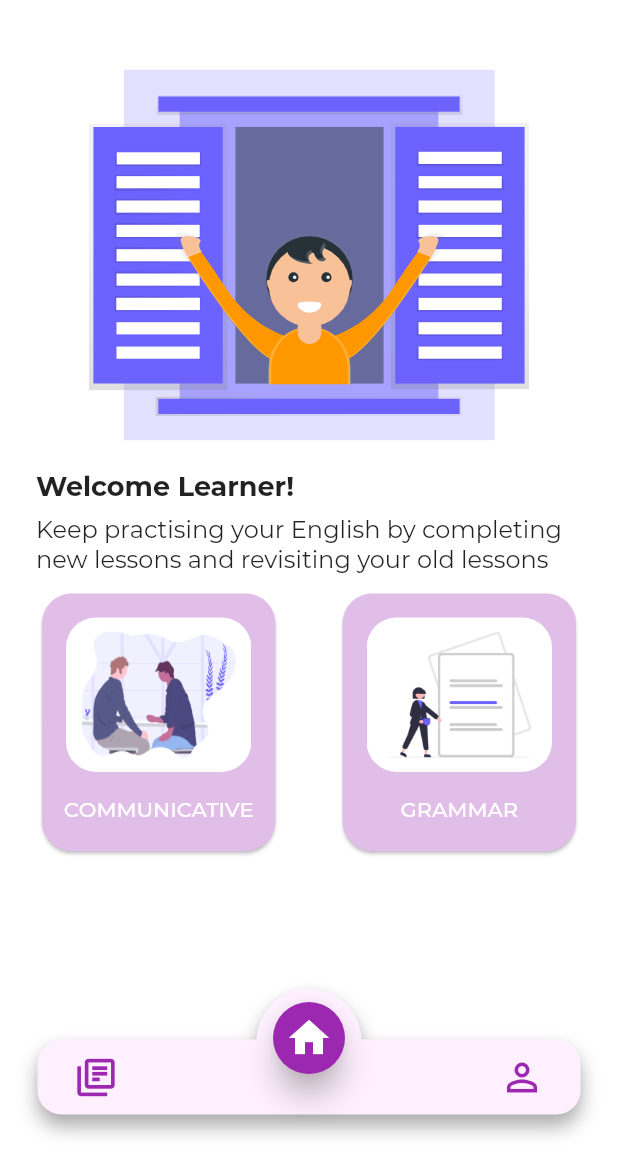
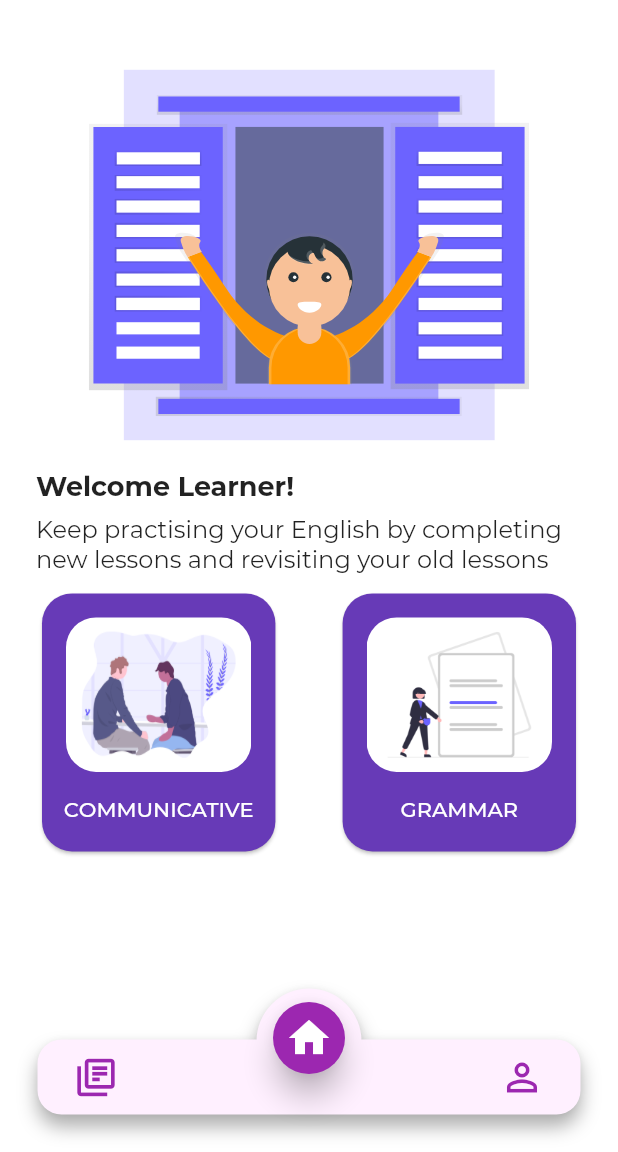
Before and after one commit to Vasha-Shikkha/mobile_application, a Flutter app: the HomeScreen screen opened by its route, on a phone screen of 412 x 824 dp, the part 84-1236 px from its top. Run offline on Flutter 3.47's test engine with Material 2 defaults, Android fonts, the phone set to English and light mode, and no system bars; our stand-ins replace connectivity_plus, dio, firebase_core, flutter_spinkit, flutter_svg, flutter_widget_from_html_core and 4 more; missing offline and left inert: flutter_animated_dialog; accounts and stored records are empty; project files that could hold a hidden picture were left out.

Commit message:
Update colors in custom theme and other widgets

```diff
--- a/lib/style/custom_theme.dart
+++ b/lib/style/custom_theme.dart
@@ -5,9 +5,15 @@ ThemeData customThemeData = ThemeData(
   brightness: Brightness.light,
   fontFamily: 'Montserrat',
   visualDensity: VisualDensity.adaptivePlatformDensity,
-  primaryColorDark: Color(0xFF9E63FF),
-  primaryColorLight: Color(0xFFCEAFFF),
-  accentColor: Color(0xFFFFB8B8),
+  primaryColorDark: Colors.deepPurple,
+  primaryColorLight: Colors.purple,
+  accentColor: Colors.pink.shade50,
+  errorColor: Colors.redAccent.shade400,
+  disabledColor: Colors.purple.shade50,
+
+  // primaryColorDark: Color(0xFF9E63FF),
+  // primaryColorLight: Color(0xFFCEAFFF),
+  // accentColor: Color(0xFFFFB8B8),
   scrollbarTheme: ScrollbarThemeData(
     trackColor: MaterialStateProperty.all(Color(0xFF9E63FF)),
     thumbColor: MaterialStateProperty.all(Color(0xFFFFB8B8)),
--- a/lib/ui/base/bottom_navbar.dart
+++ b/lib/ui/base/bottom_navbar.dart
@@ -28,7 +28,7 @@ class BottomNavbar extends StatelessWidget {
               alignment: Alignment.centerLeft,
               child: IconButton(
                 iconSize: 30,
-                color: Colors.purple,
+                color: Theme.of(context).primaryColorLight,
                 onPressed: () {
                   if (!_checkIfSameRoute(context, Flashcard.route)) {
                     Navigator.of(context).pushNamed(Flashcard.route);
@@ -45,7 +45,7 @@ class BottomNavbar extends StatelessWidget {
                 color: Colors.transparent,
                 elevation: 8,
                 child: CircleAvatar(
-                  backgroundColor: Colors.purple,
+                  backgroundColor: Theme.of(context).primaryColorLight,
                   radius: 24,
                   child: IconButton(
                     iconSize: 32,
@@ -66,7 +66,7 @@ class BottomNavbar extends StatelessWidget {
               alignment: Alignment.centerRight,
               child: IconButton(
                 iconSize: 30,
-                color: Colors.purple,
+                color: Theme.of(context).primaryColorLight,
                 onPressed: () {
                   if (!_checkIfSameRoute(context, ProfileScreen.route)) {
                     Navigator.of(context).pushNamed(ProfileScreen.route);
--- a/lib/ui/home/home_screen.dart
+++ b/lib/ui/home/home_screen.dart
@@ -17,7 +17,7 @@ class HomeScreen extends StatelessWidget {
         title: Text(
           'VASHA SHIKKHA',
           style: TextStyle(
-            color: Colors.purple,
+            color: Theme.of(context).primaryColorLight,
             fontSize: 24,
           ),
         ),
@@ -92,7 +92,7 @@ class TopicCard extends StatelessWidget {
         );
       },
       child: Card(
-        color: Colors.purple.shade100,
+        color: Theme.of(context).primaryColorDark,
         shape: RoundedRectangleBorder(
           borderRadius: BorderRadius.circular(20),
         ),
--- a/lib/ui/login/login_form.dart
+++ b/lib/ui/login/login_form.dart
@@ -171,11 +171,11 @@ class _LoginFormState extends State<LoginForm> {
               Container(
                 margin: EdgeInsets.only(top: 220.0),
                 decoration: new BoxDecoration(
-                  color: Theme.of(context).primaryColorDark,
+                  color: Theme.of(context).primaryColorLight,
                   borderRadius: BorderRadius.all(Radius.circular(5.0)),
                   boxShadow: <BoxShadow>[
                     BoxShadow(
-                      color: Theme.of(context).primaryColorDark,
+                      color: Theme.of(context).primaryColorLight,
                       offset: Offset(1.0, 6.0),
                       blurRadius: 20.0,
                     ),
@@ -185,7 +185,7 @@ class _LoginFormState extends State<LoginForm> {
                   minWidth: MediaQuery.of(context).size.width / 2,
                   height: 30,
                   highlightColor: Colors.transparent,
-                  splashColor: CustomColors.loginGradientEnd,
+                  splashColor: Colors.transparent,
                   shape: RoundedRectangleBorder(
                       borderRadius: BorderRadius.all(Radius.circular(5.0))),
                   child: _loading
--- a/lib/ui/login/registration_form.dart
+++ b/lib/ui/login/registration_form.dart
@@ -249,11 +249,11 @@ class _RegistrationFormState extends State<RegistrationForm> {
             bottom: 80,
             child: Container(
               decoration: new BoxDecoration(
-                color: Theme.of(context).primaryColorDark,
+                color: Theme.of(context).primaryColorLight,
                 borderRadius: BorderRadius.all(Radius.circular(5.0)),
                 boxShadow: <BoxShadow>[
                   BoxShadow(
-                    color: Theme.of(context).primaryColorDark,
+                    color: Theme.of(context).primaryColorLight,
                     offset: Offset(1.0, 6.0),
                     blurRadius: 20.0,
                   ),
@@ -337,7 +337,7 @@ class _RegistrationFormState extends State<RegistrationForm> {
           fontSize: 16.0,
         ),
       ),
-      backgroundColor: Colors.blue,
+      backgroundColor: Theme.of(context).primaryColorDark,
       duration: Duration(seconds: 3),
     ));
   }
--- a/lib/ui/topic/topic_screen.dart
+++ b/lib/ui/topic/topic_screen.dart
@@ -132,7 +132,8 @@ class _TopicScreenState extends State<TopicScreen>
                       .map(
                         (level) => level == _selectedLevel
                             ? Chip(
-                                backgroundColor: Colors.purple,
+                                backgroundColor:
+                                    Theme.of(context).primaryColorLight,
                                 labelStyle: TextStyle(color: Colors.white),
                                 shape: RoundedRectangleBorder(
                                   borderRadius: BorderRadius.circular(8.0),
@@ -145,7 +146,7 @@ class _TopicScreenState extends State<TopicScreen>
                             : Text(
                                 'L$level',
                                 style: TextStyle(
-                                  color: Colors.purple,
+                                  color: Theme.of(context).primaryColorLight,
                                   fontSize: 16,
                                 ),
                               ),
```
Also changed, not shown: lib/ui/base/correct_dialog.dart (+5 -4 lines), lib/ui/base/dictionary_dialog.dart (+8 -4 lines), lib/ui/base/exercise_screen.dart (+11 -7 lines), lib/ui/base/incorrect_dialog.dart (+7 -5 lines), lib/ui/flashcard/flashcard.dart (+3 -4 lines), lib/ui/topic/task_card.dart (+52 -3 lines).
